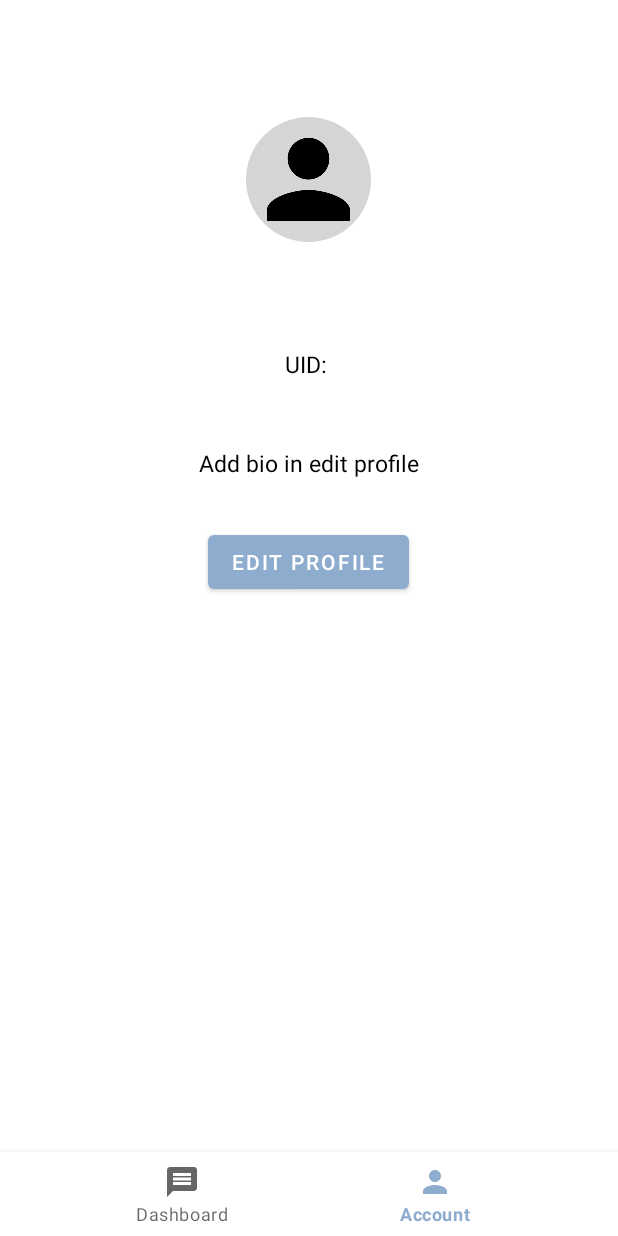
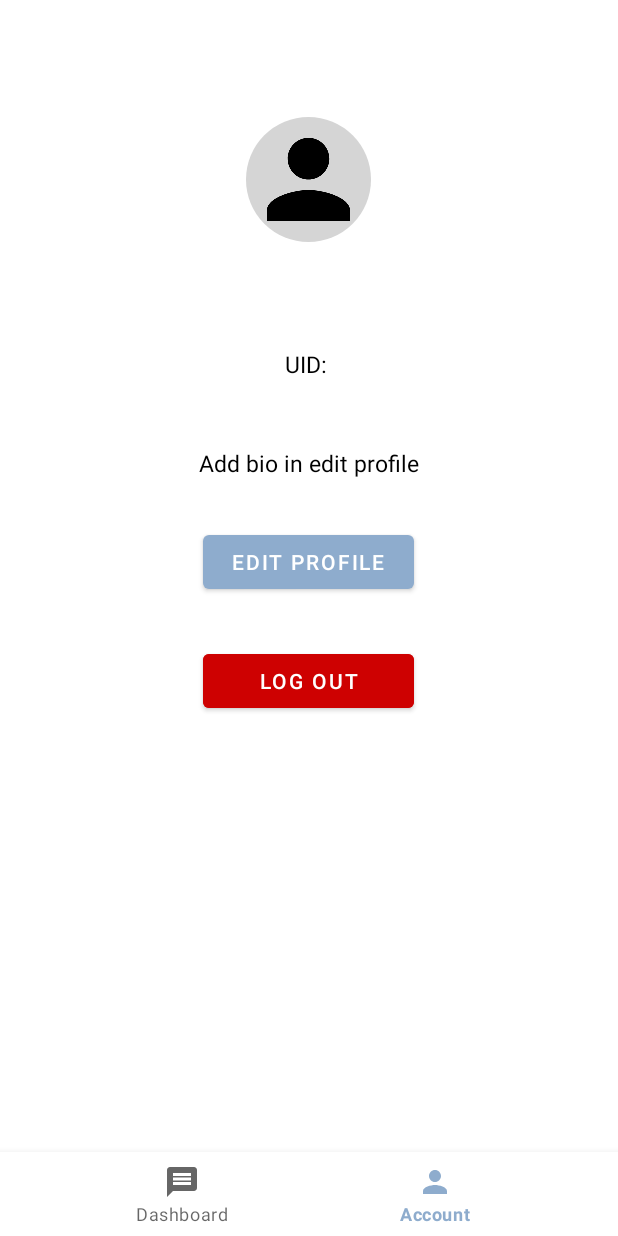
Before and after one commit to Diaz1401/SimpleChat, an Android app: the AccountFragment screen opened directly, with no data from a screen before it, on a phone screen of 412 x 824 dp. Run offline under Robolectric (Android 15) with nearby library versions, the phone set to English and light mode, and no system bars; our stand-ins replace navigation-ui, sdp/ssp sizes; plain views replace RoundedImageView.

Commit message:
Add LogOut button from AccountFragment

```diff
--- a/app/src/main/java/com/diaz1401/chat/fragment/AccountFragment.kt
+++ b/app/src/main/java/com/diaz1401/chat/fragment/AccountFragment.kt
@@ -43,6 +43,9 @@ class AccountFragment : Fragment() {
         binding.btnEditProfile.setOnClickListener {
             startActivity(Intent(requireContext(), EditProfileActivity::class.java))
         }
+        binding.btnLogOut.setOnClickListener {
+            logOut()
+        }
         displayProfile()
     }
 
@@ -58,6 +61,11 @@ class AccountFragment : Fragment() {
         } else {
             null
         }
+    }
+
+    private fun logOut() {
+        preferenceManager.clear()
+        requireActivity().finish()
     }
 
     private fun displayProfile() {
--- a/app/src/main/res/layout/fragment_account.xml
+++ b/app/src/main/res/layout/fragment_account.xml
@@ -87,12 +87,23 @@
 
         <Button
             android:id="@+id/btnEditProfile"
-            android:layout_width="wrap_content"
+            android:layout_width="@dimen/_108sdp"
             android:layout_height="wrap_content"
             android:text="Edit Profile"
             app:layout_constraintTop_toBottomOf="@id/txtName"
             app:layout_constraintEnd_toEndOf="parent"
             app:layout_constraintStart_toStartOf="parent"
             android:layout_marginTop="@dimen/_24sdp" />
+
+        <Button
+            android:id="@+id/btnLogOut"
+            android:layout_width="@dimen/_108sdp"
+            android:layout_height="wrap_content"
+            android:text="Log Out"
+            app:layout_constraintTop_toBottomOf="@id/btnEditProfile"
+            app:layout_constraintEnd_toEndOf="parent"
+            app:layout_constraintStart_toStartOf="parent"
+            android:backgroundTint="#EECE0000"
+            android:layout_marginTop="@dimen/_24sdp" />
     </LinearLayout>
 </ScrollView>
```
